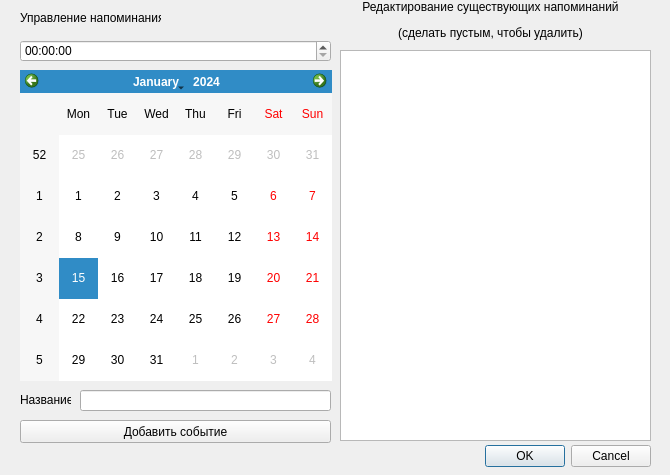
Before: the Qt Designer form CreateNotiDialog.ui in MuxaWinLol/CalendarProject, drawn with Qt 5.
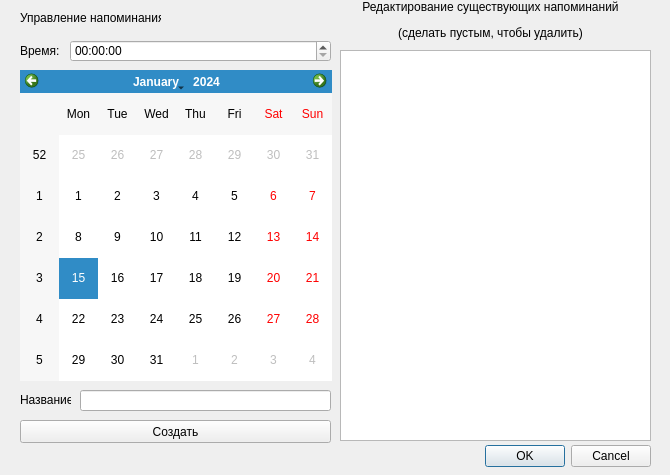
After: the same form once the commit is applied.

What changed in the file:
```diff
--- a/CreateNotiDialog.ui
+++ b/CreateNotiDialog.ui
@@ -59,15 +59,15 @@
     </rect>
    </property>
    <property name="text">
-    <string>Добавить событие</string>
+    <string>Создать</string>
    </property>
   </widget>
   <widget class="QTimeEdit" name="timeEdit">
    <property name="geometry">
     <rect>
-     <x>20</x>
+     <x>70</x>
      <y>40</y>
-     <width>311</width>
+     <width>261</width>
      <height>22</height>
     </rect>
    </property>
@@ -134,6 +134,19 @@
     <string>&lt;html&gt;&lt;head/&gt;&lt;body&gt;&lt;p align=&quot;center&quot;&gt;Редактирование существующих напоминаний&lt;/p&gt;&lt;p align=&quot;center&quot;&gt;(сделать пустым, чтобы удалить)&lt;/p&gt;&lt;/body&gt;&lt;/html&gt;</string>
    </property>
   </widget>
+  <widget class="QLabel" name="label_5">
+   <property name="geometry">
+    <rect>
+     <x>20</x>
+     <y>40</y>
+     <width>41</width>
+     <height>21</height>
+    </rect>
+   </property>
+   <property name="text">
+    <string>Время:</string>
+   </property>
+  </widget>
  </widget>
  <resources/>
  <connections>
```
